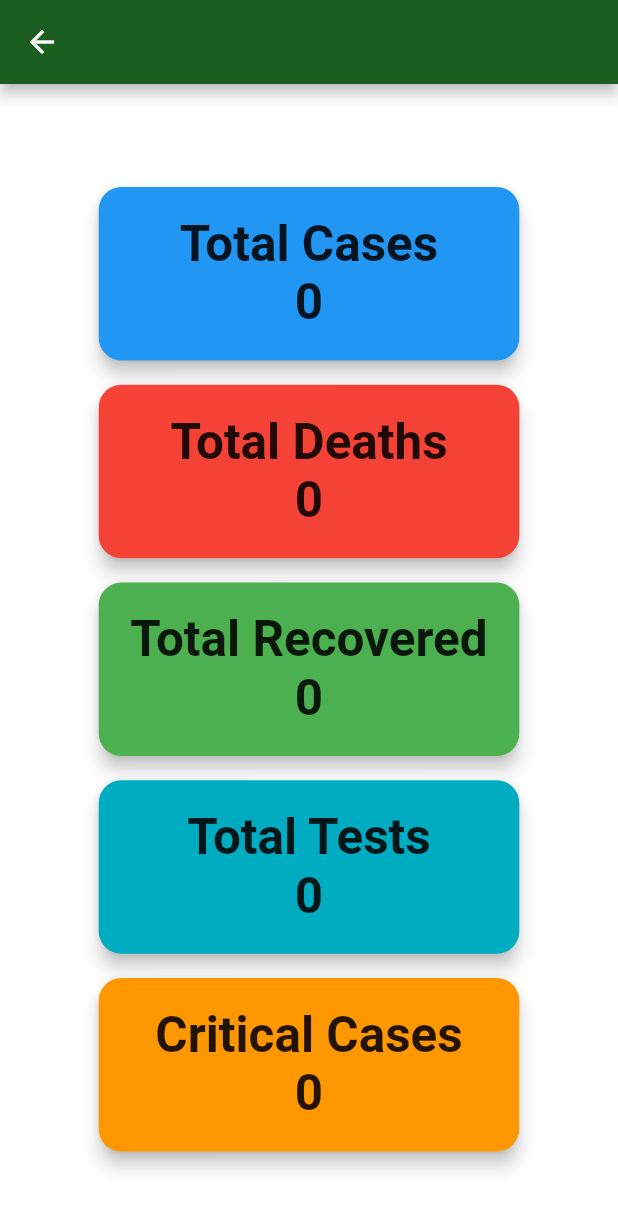
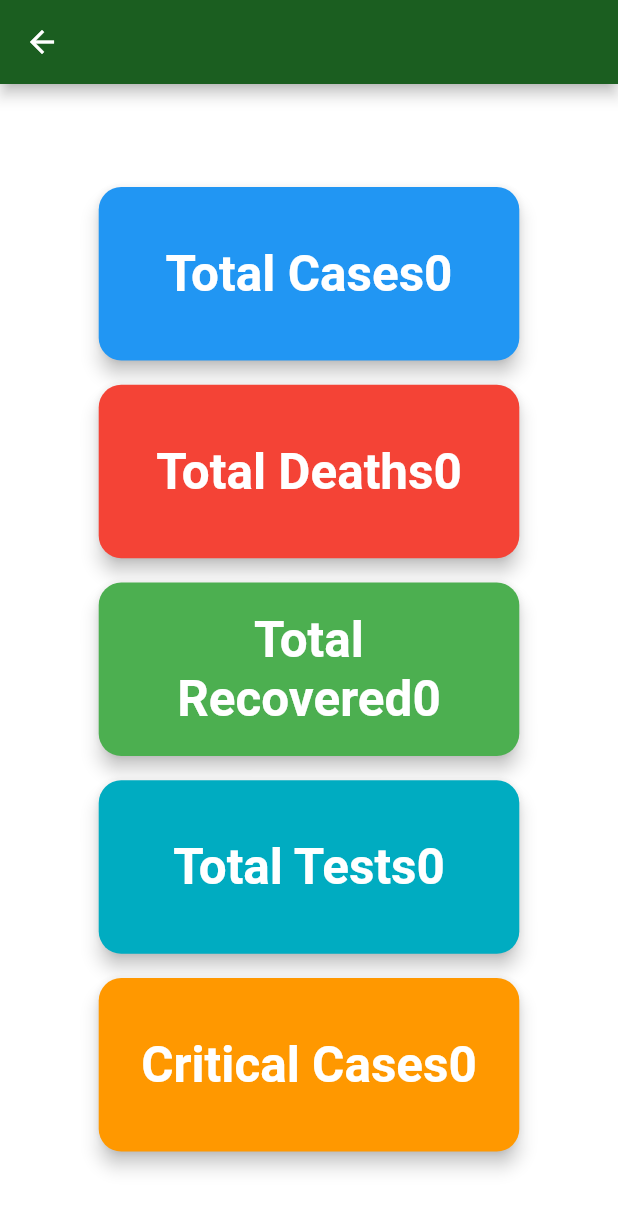
Before and after one commit to sanchit48/covid-monitor, a Flutter app: the CountryScreen screen opened directly with empty values, on a phone screen of 412 x 824 dp. Shown: the top 1210 px of the screen. Run offline on Flutter 3.47's test engine with Material 2 defaults, Android fonts, the light colour scheme and no system bars; our stand-ins replace curved_navigation_bar; network calls fail.

Commit message:
country__screen.dart: Used rich text instead of column

```diff
--- a/lib/screens/country_screen.dart
+++ b/lib/screens/country_screen.dart
@@ -58,28 +58,34 @@ class CountryScreen extends StatelessWidget {
                 ),
                 color: Colors.blue,
 
-                child: Container(
+              child: Container(
                   alignment: Alignment.center,
                   margin: EdgeInsets.all(deviceHeight*0.022),
-                  child: Column(
-                    children: <Widget> [
+                  child: RichText(
+                    text: TextSpan(
+                      children: <TextSpan>[
 
-                      Text(
-                        'Total Cases',
+                      TextSpan(
+                        text: 'Total Cases',
                         style: TextStyle(
                           fontSize: deviceHeight*0.04,
                           fontWeight: FontWeight.bold
                         ),
                       ),
 
-                      Text(
-                        countryObject.totalCases.toString(),
+                      TextSpan(
+                        text: countryObject.totalCases.toString(),
+
                         style: TextStyle(
                           fontSize: deviceHeight*0.04,
                           fontWeight: FontWeight.bold
                         ),
                       ),
-                    ]),
+                    ]
+                    ),
+                  textAlign: TextAlign.center,
+
+                  )
                   ),
                 )
               ),
@@ -98,28 +104,34 @@ class CountryScreen extends StatelessWidget {
                 ),
                 color: Colors.red,
 
-                child: Container(
+               child: Container(
                   alignment: Alignment.center,
                   margin: EdgeInsets.all(deviceHeight*0.022),
-                  child: Column(
-                    children: <Widget> [
+                  child: RichText(
+                    text: TextSpan(
+                      children: <TextSpan>[
 
-                      Text(
-                        'Total Deaths',
+                      TextSpan(
+                        text: 'Total Deaths',
                         style: TextStyle(
                           fontSize: deviceHeight*0.04,
                           fontWeight: FontWeight.bold
                         ),
                       ),
 
-                      Text(
-                        countryObject.totalDeaths.toString(),
+                      TextSpan(
+                        text: countryObject.totalDeaths.toString(),
+
                         style: TextStyle(
                           fontSize: deviceHeight*0.04,
                           fontWeight: FontWeight.bold
                         ),
                       ),
-                    ]),
+                    ]
+                    ),
+                  textAlign: TextAlign.center,
+
+                  )
                   ),
                 )
               ),
@@ -138,28 +150,34 @@ class CountryScreen extends StatelessWidget {
                 ),
                 color: Colors.green,
 
-                child: Container(
+               child: Container(
                   alignment: Alignment.center,
                   margin: EdgeInsets.all(deviceHeight*0.022),
-                  child: Column(
-                    children: <Widget> [
+                  child: RichText(
+                    text: TextSpan(
+                      children: <TextSpan>[
 
-                      Text(
-                        'Total Recovered',
+                      TextSpan(
+                        text: 'Total Recovered',
                         style: TextStyle(
                           fontSize: deviceHeight*0.04,
                           fontWeight: FontWeight.bold
                         ),
                       ),
 
-                      Text(
-                       countryObject.totalRecovered.toString(),
+                      TextSpan(
+                        text: countryObject.totalRecovered.toString(),
+
                         style: TextStyle(
                           fontSize: deviceHeight*0.04,
                           fontWeight: FontWeight.bold
                         ),
                       ),
-                    ]),
+                    ]
+                    ),
+                  textAlign: TextAlign.center,
+
+                  )
                   ),
                 )
               ),
@@ -181,27 +199,32 @@ class CountryScreen extends StatelessWidget {
                 child: Container(
                   alignment: Alignment.center,
                   margin: EdgeInsets.all(deviceHeight*0.022),
-                  child: Column(
-                    children: <Widget> [
+                  child: RichText(
+                    text: TextSpan(
+                      children: <TextSpan>[
 
-                      Text(
-                        'Total Tests',
+                      TextSpan(
+                        text: 'Total Tests',
                         style: TextStyle(
                           fontSize: deviceHeight*0.04,
                           fontWeight: FontWeight.bold
                         ),
                       ),
 
-                      Text(
-                        countryObject.totalTests.toString(),
+                      TextSpan(
+                        text: countryObject.totalTests.toString(),
+
                         style: TextStyle(
                           fontSize: deviceHeight*0.04,
                           fontWeight: FontWeight.bold
                         ),
                       ),
-                    ]),
-                  ),
-                )
+                    ]
+                    ),
+                  textAlign: TextAlign.center,
+
+                  )
+                  ),                )
               ),
 
               SizedBox(height: deviceHeight*0.01,),
@@ -221,25 +244,31 @@ class CountryScreen extends StatelessWidget {
                 child: Container(
                   alignment: Alignment.center,
                   margin: EdgeInsets.all(deviceHeight*0.022),
-                  child: Column(
-                    children: <Widget> [
+                  child: RichText(
+                    text: TextSpan(
+                      children: <TextSpan>[
 
-                      Text(
-                        'Critical Cases',
+                      TextSpan(
+                        text: 'Critical Cases',
                         style: TextStyle(
                           fontSize: deviceHeight*0.04,
                           fontWeight: FontWeight.bold
                         ),
                       ),
 
-                      Text(
-                        countryObject.critical.toString(),
+                      TextSpan(
+                        text: countryObject.critical.toString(),
+
                         style: TextStyle(
                           fontSize: deviceHeight*0.04,
                           fontWeight: FontWeight.bold
                         ),
                       ),
-                    ]),
+                    ]
+                    ),
+                  textAlign: TextAlign.center,
+
+                  )
                   ),
                 )
               ),
```
